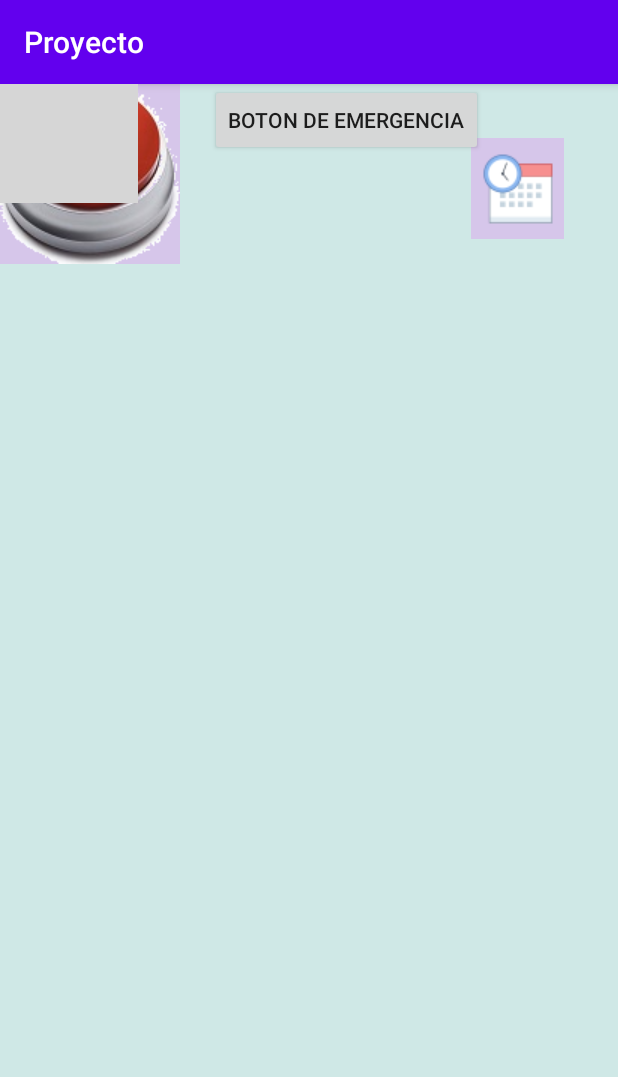
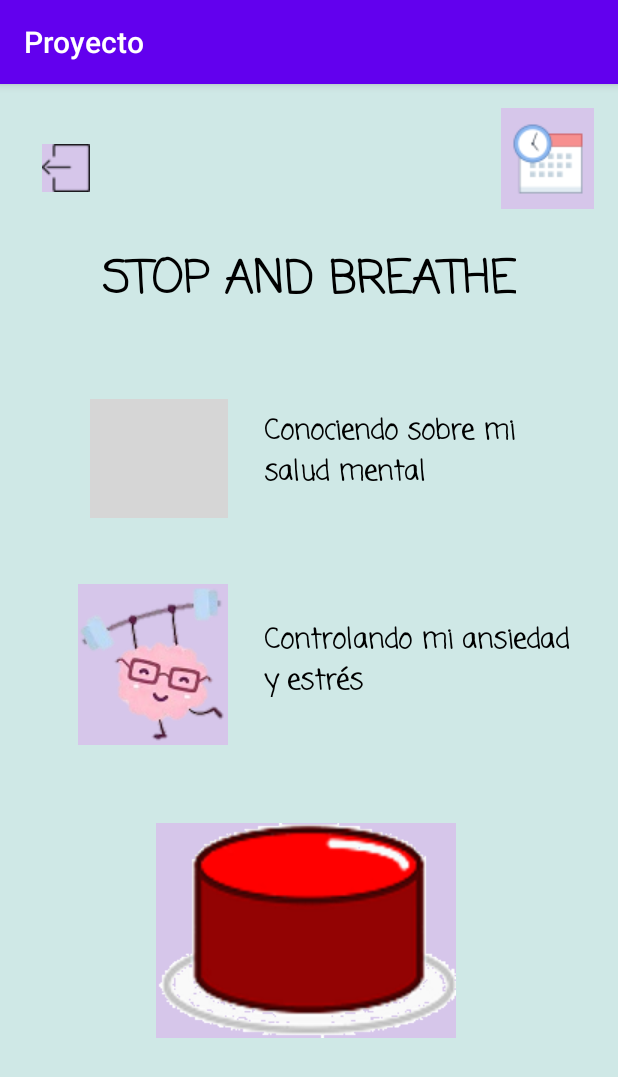
Before and after one commit to daarias48/Proyectoapps, an Android app: the Pantalla_inicio screen opened directly, with no data from a screen before it, on a phone screen of 412 x 824 dp. Shown: the top 1077 px of the screen. Run offline under Robolectric (Android 15) with nearby library versions, the phone set to English and light mode, and no system bars; grey boxes are pictures that could not be loaded.

Commit message:
Agregué dos interfaces

```diff
--- a/app/src/main/AndroidManifest.xml
+++ b/app/src/main/AndroidManifest.xml
@@ -9,11 +9,12 @@
         android:roundIcon="@mipmap/ic_launcher_round"
         android:supportsRtl="true"
         android:theme="@style/AppTheme">
-        <activity android:name=".Pantalla_inicio"></activity>
+        <activity android:name=".Info_ansiedad"></activity>
+        <activity android:name=".Menu_informacion" />
+        <activity android:name=".Pantalla_inicio" />
         <activity android:name=".RegistroUsuario" />
         <activity android:name=".PantallaPrincipal" />
         <activity android:name=".Responsabilidad" />
-
         <activity android:name=".MainActivity">
             <intent-filter>
                 <action android:name="android.intent.action.MAIN" />
--- a/app/src/main/res/layout/activity_pantalla_inicio.xml
+++ b/app/src/main/res/layout/activity_pantalla_inicio.xml
@@ -7,23 +7,13 @@
     android:background="#CFE8E6"
     tools:context=".Pantalla_inicio">
 
-    <Button
-        android:id="@+id/button11"
-        android:layout_width="wrap_content"
-        android:layout_height="wrap_content"
-        android:layout_marginStart="140dp"
-        android:layout_marginLeft="140dp"
-        android:text="BOTON DE EMERGENCIA"
-        app:layout_constraintStart_toStartOf="parent"
-        tools:layout_editor_absoluteY="428dp" />
-
     <ImageButton
         android:id="@+id/imageButton4"
         android:layout_width="62dp"
         android:layout_height="67dp"
-        android:layout_marginTop="36dp"
-        android:layout_marginEnd="36dp"
-        android:layout_marginRight="36dp"
+        android:layout_marginTop="16dp"
+        android:layout_marginEnd="16dp"
+        android:layout_marginRight="16dp"
         android:background="@color/material_on_background_disabled"
         app:layout_constraintEnd_toEndOf="parent"
         app:layout_constraintTop_toTopOf="parent"
@@ -33,39 +23,97 @@
         android:id="@+id/imageButton"
         android:layout_width="wrap_content"
         android:layout_height="wrap_content"
-        android:layout_marginStart="36dp"
-        android:layout_marginLeft="36dp"
-        android:layout_marginTop="52dp"
+        android:layout_marginStart="28dp"
+        android:layout_marginLeft="28dp"
+        android:layout_marginTop="40dp"
         android:background="@color/material_on_background_disabled"
         app:layout_constraintStart_toStartOf="parent"
         app:layout_constraintTop_toTopOf="parent"
         app:srcCompat="@drawable/cerrarsesionimg" />
 
     <ImageButton
+        android:id="@+id/imageButton7"
+        android:layout_width="92dp"
+        android:layout_height="79dp"
+        android:layout_marginStart="60dp"
+        android:layout_marginLeft="60dp"
+        android:layout_marginTop="56dp"
+        android:background="@color/material_on_background_disabled"
+        android:onClick="Menuinfo"
+        app:layout_constraintStart_toStartOf="parent"
+        app:layout_constraintTop_toBottomOf="@+id/textView4"
+        app:srcCompat="@drawable/Libro_interfaz" />
+
+    <ImageButton
+        android:id="@+id/imageButton5"
+        android:layout_width="wrap_content"
+        android:layout_height="wrap_content"
+        android:layout_marginStart="104dp"
+        android:layout_marginLeft="104dp"
+        android:layout_marginTop="52dp"
+        android:background="@color/material_on_background_disabled"
+        app:layout_constraintStart_toStartOf="parent"
+        app:layout_constraintTop_toBottomOf="@+id/imageButton6"
+        app:srcCompat="@drawable/boton_emergencia" />
+
+    <TextView
+        android:id="@+id/textView4"
+        android:layout_width="wrap_content"
+        android:layout_height="wrap_content"
+        android:layout_marginTop="108dp"
+        android:layout_marginEnd="68dp"
+        android:layout_marginRight="68dp"
+        android:text="STOP AND BREATHE"
+        android:textAllCaps="true"
+        android:textAppearance="@style/TextAppearance.AppCompat.Large"
+        android:textColor="@color/design_default_color_on_secondary"
+        android:textSize="30sp"
+        android:textStyle="bold"
+        app:fontFamily="casual"
+        app:layout_constraintEnd_toEndOf="parent"
+        app:layout_constraintTop_toTopOf="parent" />
+
+    <TextView
+        android:id="@+id/textView6"
+        android:layout_width="208dp"
+        android:layout_height="51dp"
+        android:layout_marginStart="24dp"
+        android:layout_marginLeft="24dp"
+        android:layout_marginTop="64dp"
+        android:onClick="Menuinfo"
+        android:text="Conociendo sobre mi salud mental"
+        android:textAppearance="@style/TextAppearance.AppCompat.Medium"
+        android:textColor="@color/design_default_color_on_secondary"
+        android:textStyle="bold"
+        app:fontFamily="casual"
+        app:layout_constraintStart_toEndOf="@+id/imageButton7"
+        app:layout_constraintTop_toBottomOf="@+id/textView4" />
+
+    <TextView
+        android:id="@+id/textView7"
+        android:layout_width="208dp"
+        android:layout_height="51dp"
+        android:layout_marginStart="24dp"
+        android:layout_marginLeft="24dp"
+        android:layout_marginTop="88dp"
+        android:text="Controlando mi ansiedad y estrés"
+        android:textAppearance="@style/TextAppearance.AppCompat.Medium"
+        android:textColor="@color/design_default_color_on_secondary"
+        android:textStyle="bold"
+        app:fontFamily="casual"
+        app:layout_constraintStart_toEndOf="@+id/imageButton6"
+        app:layout_constraintTop_toBottomOf="@+id/textView6" />
+
+    <ImageButton
         android:id="@+id/imageButton6"
         android:layout_width="wrap_content"
         android:layout_height="wrap_content"
+        android:layout_marginStart="52dp"
+        android:layout_marginLeft="52dp"
+        android:layout_marginTop="44dp"
         android:background="@color/material_on_background_disabled"
-        app:srcCompat="@drawable/libro"
-        tools:layout_editor_absoluteX="127dp"
-        tools:layout_editor_absoluteY="135dp" />
-
-    <ImageButton
-        android:id="@+id/imageButton7"
-        android:layout_width="92dp"
-        android:layout_height="79dp"
-        android:background="@color/material_on_background_disabled"
-        app:srcCompat="@drawable/education_book_learn_learning_icon_149694__1_"
-        tools:layout_editor_absoluteX="224dp"
-        tools:layout_editor_absoluteY="135dp" />
-
-    <ImageButton
-        android:id="@+id/imageButton8"
-        android:layout_width="wrap_content"
-        android:layout_height="wrap_content"
-        android:background="@color/material_on_background_disabled"
-        app:srcCompat="@drawable/boton_rojo__1_"
-        tools:layout_editor_absoluteX="156dp"
-        tools:layout_editor_absoluteY="334dp" />
+        app:layout_constraintStart_toStartOf="parent"
+        app:layout_constraintTop_toBottomOf="@+id/imageButton7"
+        app:srcCompat="@drawable/cerebro" />
 
 </androidx.constraintlayout.widget.ConstraintLayout>
```
Also changed, not shown: app/src/main/java/com/example/proyecto/Info_ansiedad.java (added, +14 -0 lines), app/src/main/java/com/example/proyecto/Menu_informacion.java (added, +27 -0 lines), app/src/main/java/com/example/proyecto/Pantalla_inicio.java (+7 -0 lines), app/src/main/res/layout/activity_info_ansiedad.xml (added, +32 -0 lines), app/src/main/res/layout/activity_menu_informacion.xml (added, +123 -0 lines), app/src/main/res/drawable/boton_emergencia.png (added), app/src/main/res/drawable/boton_rojo__1_.png (deleted), app/src/main/res/drawable/cerebro.png (added), app/src/main/res/drawable/estres.png (added).
